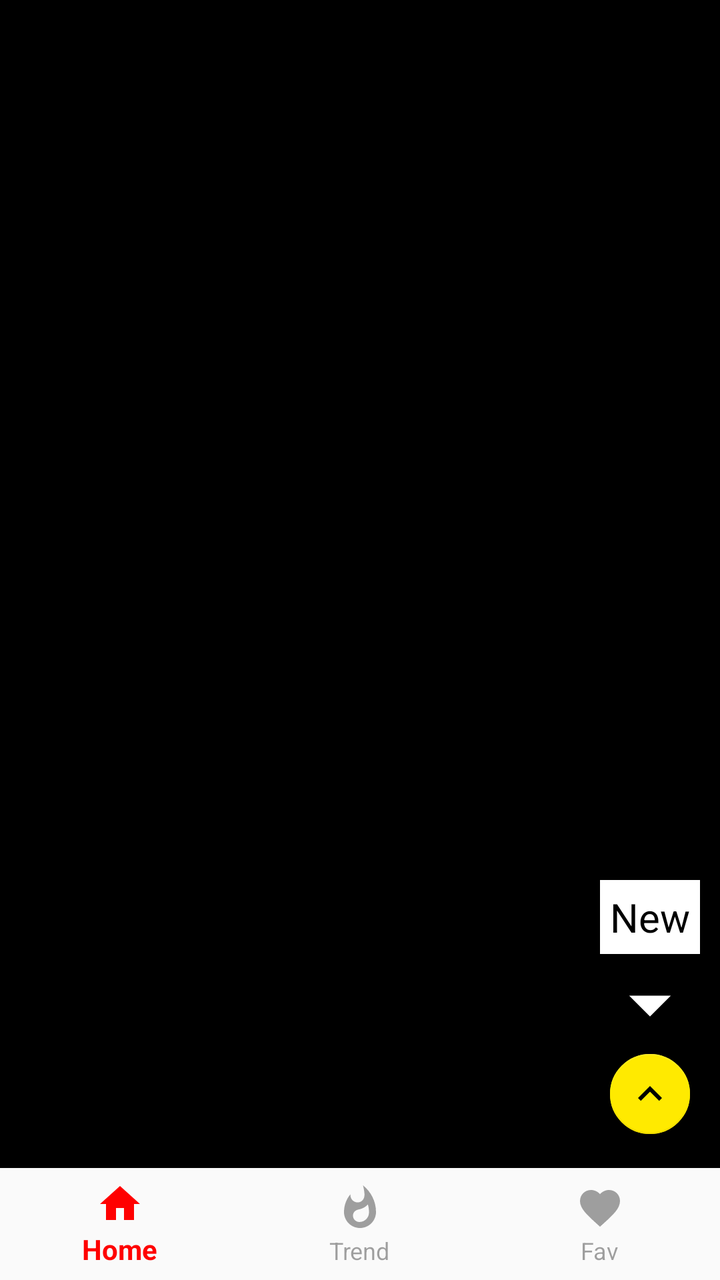
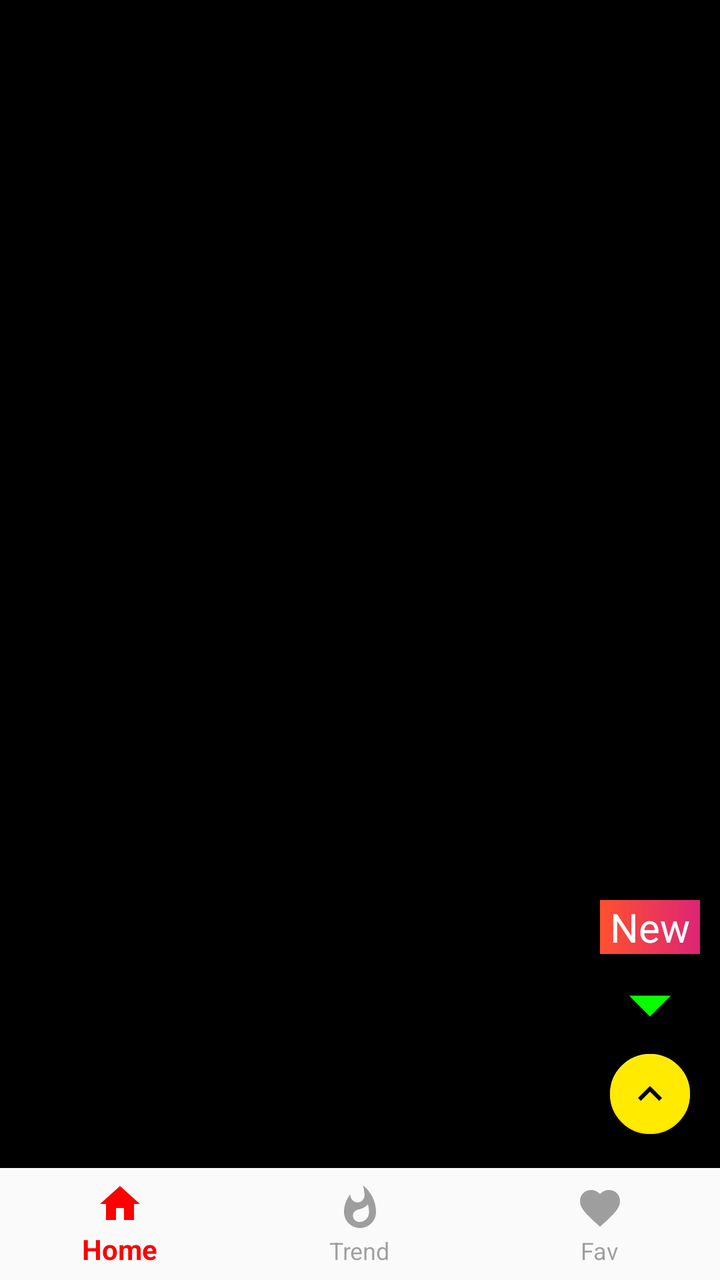

Before-and-after screenshots of an Android layout around one commit, followed by the original layout XML and the change that was made.
<!-- AndroidManifest.xml: application theme AppTheme -->
<!-- res/layout/fragment_gridview.xml -->
<?xml version="1.0" encoding="utf-8"?>
<RelativeLayout xmlns:android="http://schemas.android.com/apk/res/android"
    xmlns:app="http://schemas.android.com/apk/res-auto"
    android:layout_width="match_parent"
    android:layout_height="match_parent"
    android:layout_weight="8">

    <GridView
        android:id="@+id/gridView"
        android:layout_width="match_parent"
        android:layout_height="match_parent"
        android:layout_above="@id/linear"
        android:background="#000000"
        android:clipChildren="true"
        android:columnWidth="50dp"
        android:horizontalSpacing="4dp"
        android:numColumns="2"
        android:padding="0dp"
        android:stretchMode="columnWidth"
        android:verticalSpacing="4dp">

    </GridView>

    <TextView
        android:id="@+id/txtNoFav"
        android:layout_width="match_parent"
        android:layout_height="match_parent"
        android:layout_above="@+id/linear"
        android:layout_centerHorizontal="true"
        android:gravity="center"
        android:textSize="30sp"
        android:textStyle="bold" />

<LinearLayout
    android:id="@+id/newWallLayout"
    android:layout_width="wrap_content"
    android:layout_height="wrap_content"
    android:layout_above="@id/fab_scroll_down"
    android:layout_alignParentRight="true"
    android:layout_marginRight="10dp"
    android:layout_marginTop="20dp"
    android:orientation="vertical"
    android:weightSum="10">

    <TextView
        android:layout_width="wrap_content"
        android:layout_height="0dp"
        android:layout_weight="5"
        android:text="New"
        android:textColor="#000000"
        android:textSize="20sp"
        android:padding="5dp"
        android:background="#FFFFFF" />
    <ImageView
        android:layout_width="wrap_content"
        android:layout_height="0dp"
        android:layout_weight="5"
        android:src="@drawable/ic_drop_new"/>
</LinearLayout>



    <com.google.android.material.floatingactionbutton.FloatingActionButton
        android:id="@+id/fab_scroll_down"
        android:layout_width="wrap_content"
        android:layout_height="wrap_content"
        android:layout_above="@+id/linear"
        android:layout_alignParentEnd="true"
        android:layout_alignParentRight="true"
        android:layout_marginEnd="15dp"
        android:layout_marginRight="15dp"
        android:layout_marginBottom="17dp"
        android:src="@drawable/ic_down"
        app:backgroundTint="#FFEA00"
        app:fabSize="mini"/>

    <com.google.android.material.floatingactionbutton.FloatingActionButton
        android:id="@+id/fab_scroll_up"
        android:layout_width="wrap_content"
        android:layout_height="wrap_content"
        android:layout_above="@+id/linear"
        android:layout_alignParentEnd="true"
        android:layout_alignParentRight="true"
        android:layout_marginEnd="15dp"
        android:layout_marginRight="15dp"
        android:layout_marginBottom="17dp"
        android:src="@drawable/ic_up"
        app:backgroundTint="#FFEA00"
        app:fabSize="mini"/>

    <LinearLayout
        android:id="@+id/linear"
        android:layout_width="match_parent"
        android:layout_height="wrap_content"
        android:layout_alignParentBottom="true"
        android:orientation="vertical">

        <com.google.android.material.bottomnavigation.BottomNavigationView
            android:id="@+id/bottom_navigation_view"
            android:layout_width="match_parent"
            android:layout_height="wrap_content"
            android:background="?android:attr/windowBackground"
            app:itemIconTint="@color/background_tint_nav"
            app:itemTextColor="@color/background_tint_nav"
            app:menu="@menu/bottom_menu">
        </com.google.android.material.bottomnavigation.BottomNavigationView>





    </LinearLayout>


    

</RelativeLayout>
<!-- resources referenced by this layout -->
<resources>
  <!-- drawable ic_down (drawable) -->
  <vector xmlns:android="http://schemas.android.com/apk/res/android"
          android:width="24dp"
          android:height="24dp"
          android:viewportWidth="24.0"
          android:viewportHeight="24.0">
      <path
          android:fillColor="#FF000000"
          android:pathData="M7.41,7.84L12,12.42l4.59,-4.58L18,9.25l-6,6 -6,-6z"/>
  </vector>
  <!-- drawable ic_drop_new (drawable) -->
  <vector xmlns:android="http://schemas.android.com/apk/res/android"
      android:width="50dp"
      android:height="50dp"
      android:tint="#FFFFFF"
      android:viewportWidth="24.0"
      android:viewportHeight="24.0">
      <path
          android:fillColor="#FF000000"
          android:pathData="M7,10l5,5 5,-5z" />
  </vector>
  <!-- drawable ic_up (drawable) -->
  <vector xmlns:android="http://schemas.android.com/apk/res/android"
          android:width="24dp"
          android:height="24dp"
          android:viewportWidth="24.0"
          android:viewportHeight="24.0">
      <path
          android:fillColor="#FF000000"
          android:pathData="M7.41,15.41L12,10.83l4.59,4.58L18,14l-6,-6 -6,6z"/>
  </vector>
  <style name="AppTheme" parent="Theme.AppCompat.Light.DarkActionBar">
          
          <item name="colorPrimary">@color/colorPrimary</item>
          <item name="colorPrimaryDark">@color/colorPrimaryDark</item>
          <item name="colorAccent">@color/colorAccent</item>
      </style>
  <color name="colorPrimary">#000000</color>
  <color name="colorPrimaryDark">#00574B</color>
  <color name="colorAccent">#D81B60</color>
</resources>

<!-- the commit's change to res/layout/fragment_gridview.xml (unified diff, before → after) -->
@@ -39,19 +39,24 @@
     android:layout_alignParentRight="true"
     android:layout_marginRight="10dp"
     android:layout_marginTop="20dp"
+    android:gravity="center"
     android:orientation="vertical"
-    android:weightSum="10">
+    android:weightSum="10"
+    android:layout_alignParentEnd="true"
+    android:layout_marginEnd="10dp">
 
     <TextView
-        android:layout_width="wrap_content"
+        android:id="@+id/txtNewMsg"
+        android:layout_width="50dp"
+        android:gravity="center"
         android:layout_height="0dp"
-        android:layout_weight="5"
+       android:layout_weight="5"
         android:text="New"
-        android:textColor="#000000"
+        android:textColor="#FFFFFF"
         android:textSize="20sp"
-        android:padding="5dp"
-        android:background="#FFFFFF" />
+        android:background="@drawable/bg_new" />
     <ImageView
+        android:id="@+id/imgDropNew"
         android:layout_width="wrap_content"
         android:layout_height="0dp"
         android:layout_weight="5"
<!-- resource entries referenced after the edit -->
@@ -1,5 +1,13 @@
 <!-- resources referenced by this layout -->
 <resources>
+  <!-- drawable bg_new (drawable) -->
+  <?xml version="1.0" encoding="utf-8"?>
+  <shape xmlns:android="http://schemas.android.com/apk/res/android">
+  
+      <gradient android:startColor="#FF512F"
+          android:endColor="#DD2476"/>
+  
+  </shape>
   <!-- drawable ic_down (drawable) -->
   <vector xmlns:android="http://schemas.android.com/apk/res/android"
           android:width="24dp"
@@ -14,7 +22,7 @@
   <vector xmlns:android="http://schemas.android.com/apk/res/android"
       android:width="50dp"
       android:height="50dp"
-      android:tint="#FFFFFF"
+      android:tint="#08FF00"
       android:viewportWidth="24.0"
       android:viewportHeight="24.0">
       <path
